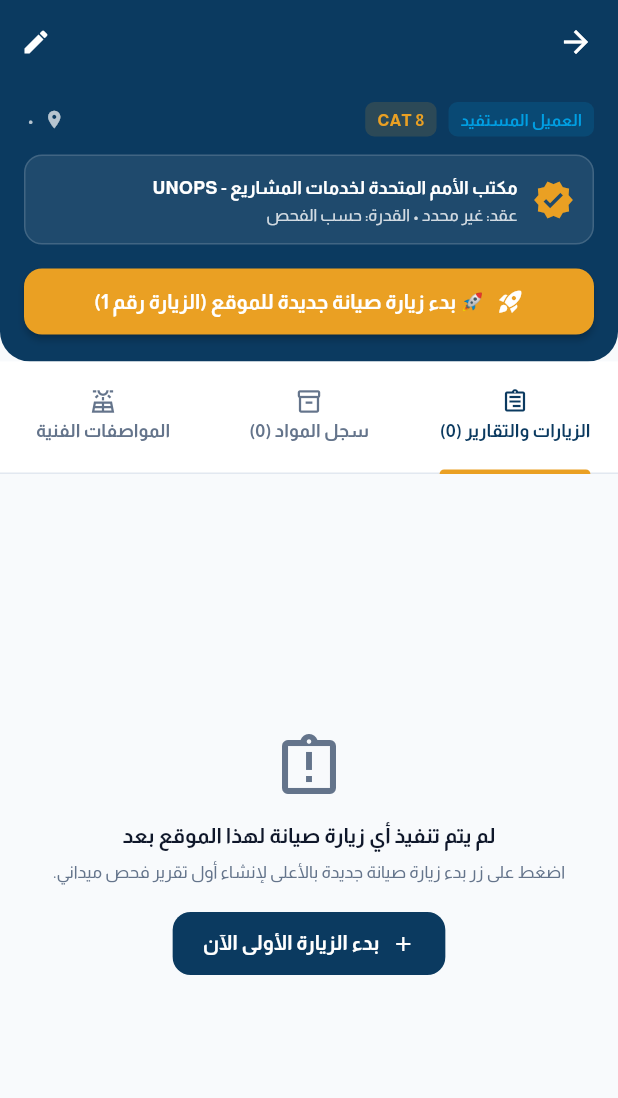
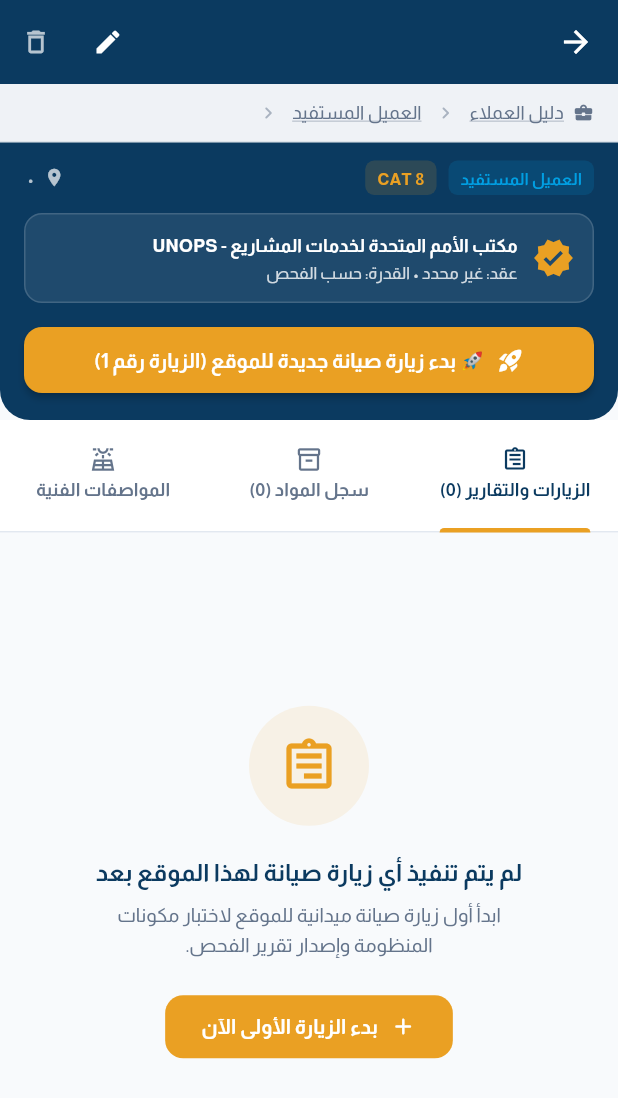
Before and after one commit to shamsan/hamdan-report-app, a Flutter app: the SiteDetailsScreen screen opened directly with empty values, on a phone screen of 412 x 824 dp. Shown: the top 1098 px of the screen. Run offline on Flutter 3.47's test engine with Material 3 defaults, Android fonts, the phone set to English and light mode, and no system bars; our stand-ins replace file_picker, flutter_riverpod, pdf, printing, shared_preferences; accounts and stored records are empty; statements that could not run were skipped.

Commit message:
Task 11 & 14: Add BreadcrumbBar, EmptyStateGuide, and itemized cascade delete dialog to site details

```diff
--- a/lib/views/sites/site_details_screen.dart
+++ b/lib/views/sites/site_details_screen.dart
@@ -1,6 +1,7 @@
 import 'package:flutter/material.dart';
 import 'package:flutter_riverpod/flutter_riverpod.dart';
 import '../../core/theme/app_theme.dart';
+import '../../core/utils/breadcrumb_widget.dart';
 import '../../models/site.dart';
 import '../../models/client.dart';
 import '../../models/report.dart';
@@ -113,10 +114,31 @@
               );
             },
           ),
+          IconButton(
+            icon: const Icon(Icons.delete_outline, size: 20, color: Colors.white70),
+            tooltip: 'حذف الموقع',
+            onPressed: () => _confirmDeleteSite(context, site, client),
+          ),
         ],
       ),
       body: Column(
         children: [
+          // ─── Breadcrumb Navigation Bar ─────────────────────────────────
+          BreadcrumbBar(
+            items: [
+              BreadcrumbItem(
+                label: 'دليل العملاء',
+                icon: Icons.business_center_rounded,
+                onTap: () => Navigator.pop(context),
+              ),
+              BreadcrumbItem(
+                label: client.displayName,
+                onTap: () => Navigator.pop(context),
+              ),
+              BreadcrumbItem(label: site.displayName),
+            ],
+          ),
+
           // ─── Header Operations Hub ──────────────────────────────────────────
           Container(
             padding: const EdgeInsets.fromLTRB(16, 12, 16, 16),
@@ -277,29 +299,12 @@
       return Center(
         child: Padding(
           padding: const EdgeInsets.all(24.0),
-          child: Column(
-            mainAxisAlignment: MainAxisAlignment.center,
-            children: [
-              const Icon(Icons.assignment_late_outlined, size: 48, color: AppTheme.textMuted),
-              const SizedBox(height: 12),
-              const Text(
-                'لم يتم تنفيذ أي زيارة صيانة لهذا الموقع بعد',
-                style: TextStyle(fontSize: 14, fontWeight: FontWeight.bold, color: AppTheme.textDark),
-              ),
-              const SizedBox(height: 6),
-              const Text(
-                'اضغط على زر بدء زيارة صيانة جديدة بالأعلى لإنشاء أول تقرير فحص ميداني.',
-                textAlign: TextAlign.center,
-                style: TextStyle(fontSize: 11.5, color: AppTheme.textMuted),
-              ),
-              const SizedBox(height: 16),
-              ElevatedButton.icon(
-                style: ElevatedButton.styleFrom(backgroundColor: AppTheme.primaryNavy),
-                icon: const Icon(Icons.add, size: 16),
-                label: const Text('بدء الزيارة الأولى الآن'),
-                onPressed: () => _startNewVisitForSite(context, site, client, nextVisitNum),
-              ),
-            ],
+          child: EmptyStateGuide(
+            icon: Icons.assignment_outlined,
+            title: 'لم يتم تنفيذ أي زيارة صيانة لهذا الموقع بعد',
+            description: 'ابدأ أول زيارة صيانة ميدانية للموقع لاختبار مكونات المنظومة وإصدار تقرير الفحص.',
+            actionLabel: 'بدء الزيارة الأولى الآن',
+            onAction: () => _startNewVisitForSite(context, site, client, nextVisitNum),
           ),
         ),
       );
@@ -469,22 +474,10 @@
       return const Center(
         child: Padding(
           padding: EdgeInsets.all(24.0),
-          child: Column(
-            mainAxisAlignment: MainAxisAlignment.center,
-            children: [
-              Icon(Icons.inventory_2_outlined, size: 48, color: AppTheme.textMuted),
-              SizedBox(height: 12),
-              Text(
-                'لا توجد مواد أو قطع غيار مسجلة لهذا الموقع بعد',
-                style: TextStyle(fontSize: 14, fontWeight: FontWeight.bold, color: AppTheme.textDark),
-              ),
-              SizedBox(height: 6),
-              Text(
-                'عندما يطلب المهندس قطع غيار أثناء الفحص الميداني، ستظهر هنا مجمعة ومصنفة بحسب الزيارات.',
-                textAlign: TextAlign.center,
-                style: TextStyle(fontSize: 11.5, color: AppTheme.textMuted),
-              ),
-            ],
+          child: EmptyStateGuide(
+            icon: Icons.checklist_rounded,
+            title: 'سجل المواد والاحتياجات سليم',
+            description: 'لم يتم تسجيل أي قطع غيار مطلوبة أو صيانات تصحيحية معلقة في زيارات هذا الموقع حتى الآن.',
           ),
         ),
       );
@@ -704,6 +697,90 @@
       );
     }
   }
+
+  void _confirmDeleteSite(BuildContext context, Site site, Client client) {
+    final reports = ref.read(reportsProvider);
+    final siteReports = reports.where((r) => r.siteId == site.id).toList();
+
+    showDialog(
+      context: context,
+      builder: (ctx) => AlertDialog(
+        shape: RoundedRectangleBorder(borderRadius: BorderRadius.circular(16)),
+        title: Row(
+          children: [
+            const Icon(Icons.warning_amber_rounded, color: AppTheme.statusRejected, size: 24),
+            const SizedBox(width: 8),
+            Expanded(
+              child: Text(
+                'حذف الموقع: ${site.nameAr}',
+                style: const TextStyle(fontSize: 16, fontWeight: FontWeight.bold),
+              ),
+            ),
+          ],
+        ),
+        content: Column(
+          mainAxisSize: MainAxisSize.min,
+          crossAxisAlignment: CrossAxisAlignment.start,
+          children: [
+            const Text(
+              'سيؤدي حذف هذا الموقع إلى حذف كافة البيانات والتقارير المرتبطة به نهائياً:',
+              style: TextStyle(fontSize: 13, color: AppTheme.textDark, fontWeight: FontWeight.bold),
+            ),
+            const SizedBox(height: 12),
+            Container(
+              padding: const EdgeInsets.all(12),
+              decoration: BoxDecoration(
+                color: AppTheme.statusRejected.withValues(alpha: 0.06),
+                borderRadius: BorderRadius.circular(10),
+                border: Border.all(color: AppTheme.statusRejected.withValues(alpha: 0.2)),
+              ),
+              child: Column(
+                crossAxisAlignment: CrossAxisAlignment.start,
+                children: [
+                  Text('• الجهة المالكة: ${client.displayName}', style: const TextStyle(fontSize: 12)),
+                  const SizedBox(height: 4),
+                  Text('• عدد التقارير والزيارات: ${siteReports.length} تقرير', style: const TextStyle(fontSize: 12)),
+                  const SizedBox(height: 4),
+                  const Text('• كافة القياسات والصور والتوقيعات التابعة للموقع', style: TextStyle(fontSize: 12)),
+                ],
+              ),
+            ),
+            const SizedBox(height: 12),
+            const Text(
+              'تحذير: لا يمكن التراجع عن هذه العملية بعد التأكيد.',
+              style: TextStyle(fontSize: 12, color: AppTheme.statusRejected, fontWeight: FontWeight.bold),
+            ),
+          ],
+        ),
+        actions: [
+          TextButton(
+            onPressed: () => Navigator.pop(ctx),
+            child: const Text('إلغاء'),
+          ),
+          ElevatedButton(
+            style: ElevatedButton.styleFrom(
+              backgroundColor: AppTheme.statusRejected,
+              foregroundColor: Colors.white,
+            ),
+            onPressed: () async {
+              await deleteSiteCascade(ref, site.id);
+              if (ctx.mounted) Navigator.pop(ctx);
+              if (context.mounted) {
+                Navigator.pop(context);
+                ScaffoldMessenger.of(context).showSnackBar(
+                  SnackBar(
+                    content: Text('تم حذف الموقع "${site.nameAr}" وكافة تقاريره بنجاح'),
+                    backgroundColor: AppTheme.primaryNavy,
+                  ),
+                );
+              }
+            },
+            child: const Text('حذف نهائي شامل'),
+          ),
+        ],
+      ),
+    );
+  }
 }
 
 class _NeedWithVisit {
```
